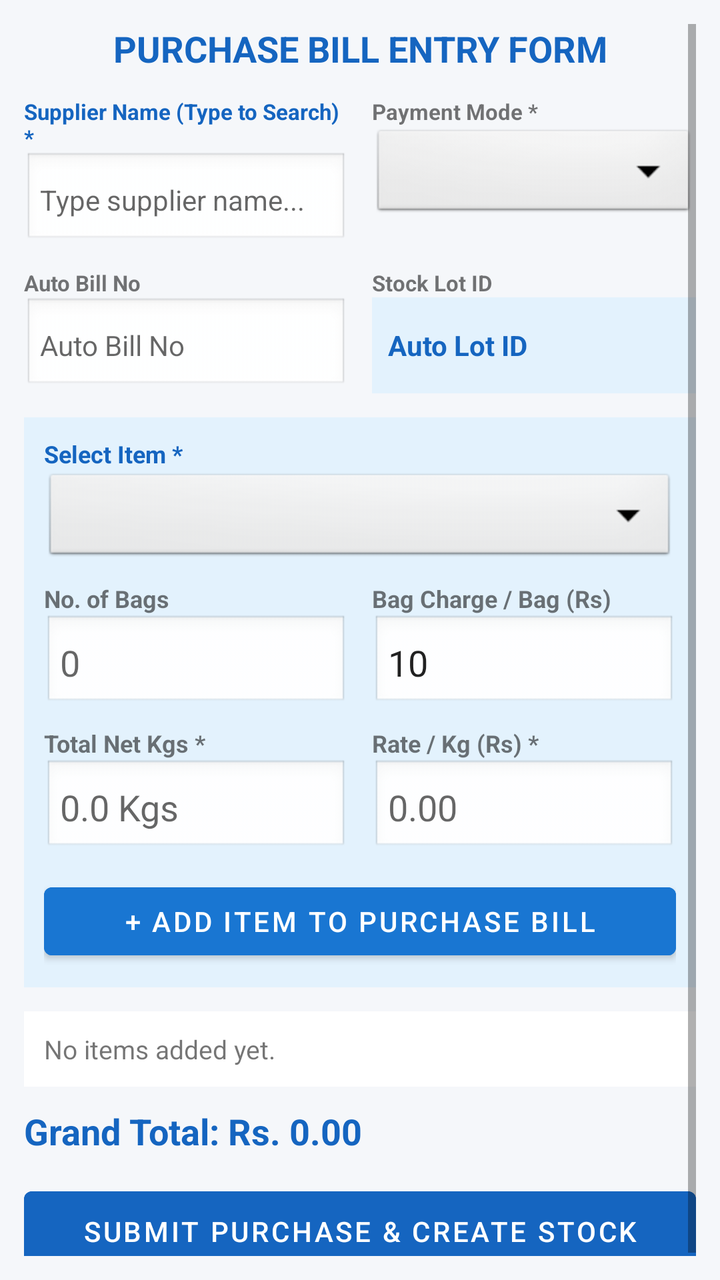
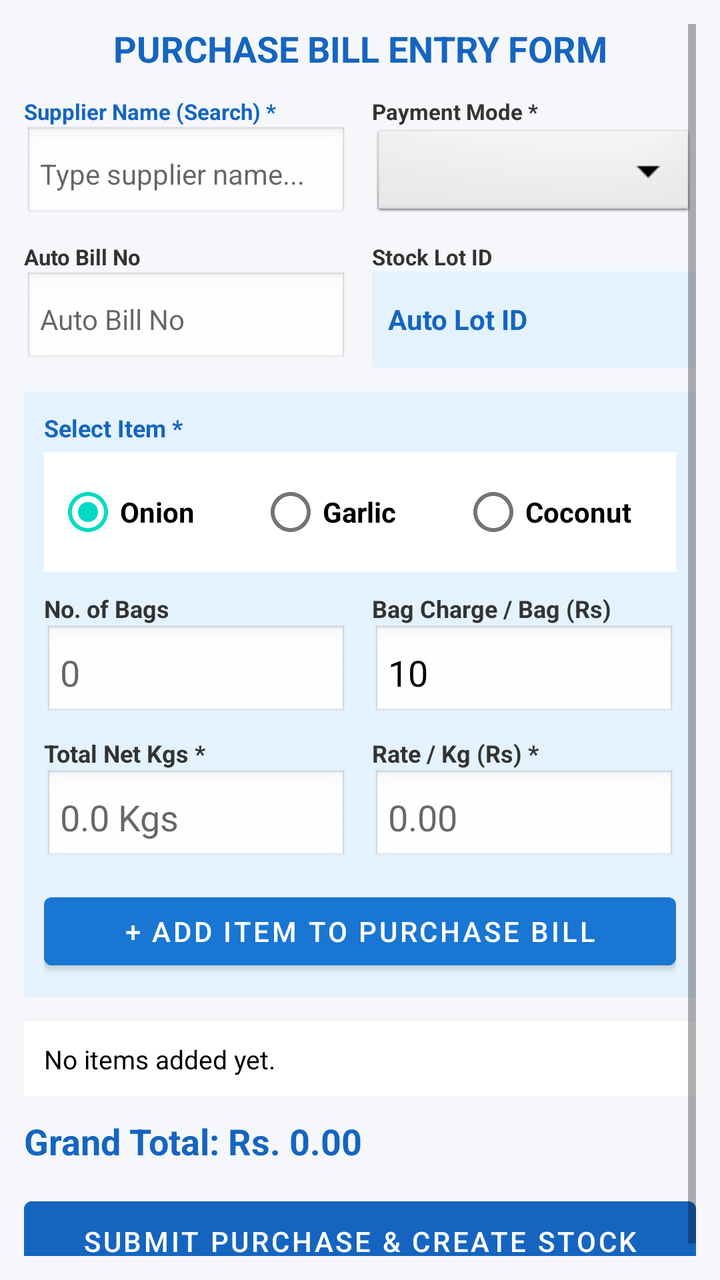

The first picture is an Android layout as it rendered before a commit; the second is the same layout after the commit. The layout source and the unified diff follow.
<!-- AndroidManifest.xml: application theme Theme.MaterialComponents.DayNight.DarkActionBar -->
<!-- res/layout/activity_purchase.xml -->
<?xml version="1.0" encoding="utf-8"?>
<ScrollView xmlns:android="http://schemas.android.com/apk/res/android"
    android:layout_width="match_parent"
    android:layout_height="match_parent"
    android:background="#F5F7FA"
    android:padding="12dp">

    <LinearLayout
        android:layout_width="match_parent"
        android:layout_height="wrap_content"
        android:orientation="vertical">

        <TextView
            android:layout_width="match_parent"
            android:layout_height="wrap_content"
            android:text="PURCHASE BILL ENTRY FORM"
            android:textSize="18sp"
            android:textStyle="bold"
            android:textColor="#1565C0"
            android:gravity="center"
            android:layout_marginBottom="12dp" />

        
        <LinearLayout
            android:layout_width="match_parent"
            android:layout_height="wrap_content"
            android:orientation="horizontal"
            android:weightSum="2"
            android:layout_marginBottom="10dp">

            <LinearLayout android:layout_width="0dp" android:layout_height="wrap_content" android:layout_weight="1" android:orientation="vertical" android:layout_marginEnd="6dp">
                <TextView android:layout_width="wrap_content" android:layout_height="wrap_content" android:text="Supplier Name (Type to Search) *" android:textSize="11sp" android:textStyle="bold" android:textColor="#1565C0" />
                <AutoCompleteTextView
                    android:id="@+id/actvSupplier"
                    android:layout_width="match_parent"
                    android:layout_height="48dp"
                    android:hint="Type supplier name..."
                    android:completionThreshold="1"
                    android:background="@android:drawable/edit_text"
                    android:padding="8dp"
                    android:textSize="14sp" />
            </LinearLayout>

            <LinearLayout android:layout_width="0dp" android:layout_height="wrap_content" android:layout_weight="1" android:orientation="vertical" android:layout_marginStart="6dp">
                <TextView android:layout_width="wrap_content" android:layout_height="wrap_content" android:text="Payment Mode *" android:textSize="11sp" android:textStyle="bold" />
                <Spinner android:id="@+id/spPayMode" android:layout_width="match_parent" android:layout_height="48dp" android:background="@android:drawable/btn_dropdown" />
            </LinearLayout>
        </LinearLayout>

        
        <LinearLayout
            android:layout_width="match_parent"
            android:layout_height="wrap_content"
            android:orientation="horizontal"
            android:weightSum="2"
            android:layout_marginBottom="12dp">

            <LinearLayout android:layout_width="0dp" android:layout_height="wrap_content" android:layout_weight="1" android:orientation="vertical" android:layout_marginEnd="6dp">
                <TextView android:layout_width="wrap_content" android:layout_height="wrap_content" android:text="Auto Bill No" android:textSize="11sp" android:textStyle="bold" />
                <EditText android:id="@+id/etBillNo" android:layout_width="match_parent" android:layout_height="48dp" android:hint="Auto Bill No" android:background="@android:drawable/edit_text" android:padding="8dp" android:textSize="14sp" />
            </LinearLayout>

            <LinearLayout android:layout_width="0dp" android:layout_height="wrap_content" android:layout_weight="1" android:orientation="vertical" android:layout_marginStart="6dp">
                <TextView android:layout_width="wrap_content" android:layout_height="wrap_content" android:text="Stock Lot ID" android:textSize="11sp" android:textStyle="bold" />
                <TextView android:id="@+id/tvGeneratedBatchId" android:layout_width="match_parent" android:layout_height="48dp" android:text="Auto Lot ID" android:gravity="center_vertical" android:background="#E3F2FD" android:textColor="#1565C0" android:textStyle="bold" android:padding="8dp" />
            </LinearLayout>
        </LinearLayout>

        
        <LinearLayout
            android:layout_width="match_parent"
            android:layout_height="wrap_content"
            android:orientation="vertical"
            android:background="#E3F2FD"
            android:padding="10dp"
            android:layout_marginBottom="12dp">

            <TextView android:layout_width="wrap_content" android:layout_height="wrap_content" android:text="Select Item *" android:textSize="12sp" android:textStyle="bold" android:textColor="#1565C0" />
            <Spinner android:id="@+id/spItem" android:layout_width="match_parent" android:layout_height="48dp" android:background="@android:drawable/btn_dropdown" android:layout_marginBottom="8dp" />

            
            <LinearLayout
                android:id="@+id/layoutOnionFields"
                android:layout_width="match_parent"
                android:layout_height="wrap_content"
                android:orientation="horizontal"
                android:weightSum="2"
                android:layout_marginBottom="8dp">

                <LinearLayout android:layout_width="0dp" android:layout_height="wrap_content" android:layout_weight="1" android:orientation="vertical" android:layout_marginEnd="6dp">
                    <TextView android:layout_width="wrap_content" android:layout_height="wrap_content" android:text="No. of Bags" android:textSize="12sp" android:textStyle="bold" />
                    <EditText android:id="@+id/etBags" android:layout_width="match_parent" android:layout_height="48dp" android:hint="0" android:inputType="number" android:background="@android:drawable/edit_text" android:padding="8dp" />
                </LinearLayout>

                <LinearLayout android:layout_width="0dp" android:layout_height="wrap_content" android:layout_weight="1" android:orientation="vertical" android:layout_marginStart="6dp">
                    <TextView android:layout_width="wrap_content" android:layout_height="wrap_content" android:text="Bag Charge / Bag (Rs)" android:textSize="12sp" android:textStyle="bold" />
                    <EditText android:id="@+id/etBagRate" android:layout_width="match_parent" android:layout_height="48dp" android:text="10" android:inputType="numberDecimal" android:background="@android:drawable/edit_text" android:padding="8dp" />
                </LinearLayout>
            </LinearLayout>

            
            <LinearLayout
                android:layout_width="match_parent"
                android:layout_height="wrap_content"
                android:orientation="horizontal"
                android:weightSum="2"
                android:layout_marginBottom="10dp">

                <LinearLayout android:layout_width="0dp" android:layout_height="wrap_content" android:layout_weight="1" android:orientation="vertical" android:layout_marginEnd="6dp">
                    <TextView android:layout_width="wrap_content" android:layout_height="wrap_content" android:text="Total Net Kgs *" android:textSize="12sp" android:textStyle="bold" />
                    <EditText android:id="@+id/etNetKgs" android:layout_width="match_parent" android:layout_height="48dp" android:hint="0.0 Kgs" android:inputType="numberDecimal" android:background="@android:drawable/edit_text" android:padding="8dp" />
                </LinearLayout>

                <LinearLayout android:layout_width="0dp" android:layout_height="wrap_content" android:layout_weight="1" android:orientation="vertical" android:layout_marginStart="6dp">
                    <TextView android:layout_width="wrap_content" android:layout_height="wrap_content" android:text="Rate / Kg (Rs) *" android:textSize="12sp" android:textStyle="bold" />
                    <EditText android:id="@+id/etRatePerKg" android:layout_width="match_parent" android:layout_height="48dp" android:hint="0.00" android:inputType="numberDecimal" android:background="@android:drawable/edit_text" android:padding="8dp" />
                </LinearLayout>
            </LinearLayout>

            <Button android:id="@+id/btnAddItem" android:layout_width="match_parent" android:layout_height="46dp" android:text="+ ADD ITEM TO PURCHASE BILL" android:backgroundTint="#1976D2" />
        </LinearLayout>

        <TextView android:id="@+id/tvAddedItemsList" android:layout_width="match_parent" android:layout_height="wrap_content" android:text="No items added yet." android:background="#FFFFFF" android:padding="10dp" android:textSize="13sp" android:layout_marginBottom="10dp" />
        <TextView android:id="@+id/tvGrandTotal" android:layout_width="match_parent" android:layout_height="wrap_content" android:text="Grand Total: Rs. 0.00" android:textSize="18sp" android:textStyle="bold" android:textColor="#1565C0" android:layout_marginBottom="12dp" />
        <Button android:id="@+id/btnSavePurchase" android:layout_width="match_parent" android:layout_height="52dp" android:text="SUBMIT PURCHASE &amp; CREATE STOCK" android:backgroundTint="#1565C0" />

    </LinearLayout>
</ScrollView>
<!-- resources referenced by this layout -->
<resources>

</resources>

<!-- the commit's change to res/layout/activity_purchase.xml (unified diff, before → after) -->
@@ -29,21 +29,27 @@
             android:layout_marginBottom="10dp">
 
             <LinearLayout android:layout_width="0dp" android:layout_height="wrap_content" android:layout_weight="1" android:orientation="vertical" android:layout_marginEnd="6dp">
-                <TextView android:layout_width="wrap_content" android:layout_height="wrap_content" android:text="Supplier Name (Type to Search) *" android:textSize="11sp" android:textStyle="bold" android:textColor="#1565C0" />
+                <TextView android:layout_width="wrap_content" android:layout_height="wrap_content" android:text="Supplier Name (Search) *" android:textSize="11sp" android:textStyle="bold" android:textColor="#1565C0" />
                 <AutoCompleteTextView
                     android:id="@+id/actvSupplier"
                     android:layout_width="match_parent"
                     android:layout_height="48dp"
                     android:hint="Type supplier name..."
                     android:completionThreshold="1"
+                    android:textColor="#000000"
                     android:background="@android:drawable/edit_text"
                     android:padding="8dp"
                     android:textSize="14sp" />
             </LinearLayout>
 
             <LinearLayout android:layout_width="0dp" android:layout_height="wrap_content" android:layout_weight="1" android:orientation="vertical" android:layout_marginStart="6dp">
-                <TextView android:layout_width="wrap_content" android:layout_height="wrap_content" android:text="Payment Mode *" android:textSize="11sp" android:textStyle="bold" />
-                <Spinner android:id="@+id/spPayMode" android:layout_width="match_parent" android:layout_height="48dp" android:background="@android:drawable/btn_dropdown" />
+                <TextView android:layout_width="wrap_content" android:layout_height="wrap_content" android:text="Payment Mode *" android:textSize="11sp" android:textStyle="bold" android:textColor="#333333" />
+                <Spinner
+                    android:id="@+id/spPayMode"
+                    android:layout_width="match_parent"
+                    android:layout_height="48dp"
+                    android:spinnerMode="dialog"
+                    android:background="@android:drawable/btn_dropdown" />
             </LinearLayout>
         </LinearLayout>
 
@@ -56,12 +62,12 @@
             android:layout_marginBottom="12dp">
 
             <LinearLayout android:layout_width="0dp" android:layout_height="wrap_content" android:layout_weight="1" android:orientation="vertical" android:layout_marginEnd="6dp">
-                <TextView android:layout_width="wrap_content" android:layout_height="wrap_content" android:text="Auto Bill No" android:textSize="11sp" android:textStyle="bold" />
-                <EditText android:id="@+id/etBillNo" android:layout_width="match_parent" android:layout_height="48dp" android:hint="Auto Bill No" android:background="@android:drawable/edit_text" android:padding="8dp" android:textSize="14sp" />
+                <TextView android:layout_width="wrap_content" android:layout_height="wrap_content" android:text="Auto Bill No" android:textSize="11sp" android:textStyle="bold" android:textColor="#333333" />
+                <EditText android:id="@+id/etBillNo" android:layout_width="match_parent" android:layout_height="48dp" android:hint="Auto Bill No" android:textColor="#000000" android:background="@android:drawable/edit_text" android:padding="8dp" android:textSize="14sp" />
             </LinearLayout>
 
             <LinearLayout android:layout_width="0dp" android:layout_height="wrap_content" android:layout_weight="1" android:orientation="vertical" android:layout_marginStart="6dp">
-                <TextView android:layout_width="wrap_content" android:layout_height="wrap_content" android:text="Stock Lot ID" android:textSize="11sp" android:textStyle="bold" />
+                <TextView android:layout_width="wrap_content" android:layout_height="wrap_content" android:text="Stock Lot ID" android:textSize="11sp" android:textStyle="bold" android:textColor="#333333" />
                 <TextView android:id="@+id/tvGeneratedBatchId" android:layout_width="match_parent" android:layout_height="48dp" android:text="Auto Lot ID" android:gravity="center_vertical" android:background="#E3F2FD" android:textColor="#1565C0" android:textStyle="bold" android:padding="8dp" />
             </LinearLayout>
         </LinearLayout>
@@ -75,8 +81,45 @@
             android:padding="10dp"
             android:layout_marginBottom="12dp">
 
-            <TextView android:layout_width="wrap_content" android:layout_height="wrap_content" android:text="Select Item *" android:textSize="12sp" android:textStyle="bold" android:textColor="#1565C0" />
-            <Spinner android:id="@+id/spItem" android:layout_width="match_parent" android:layout_height="48dp" android:background="@android:drawable/btn_dropdown" android:layout_marginBottom="8dp" />
+            <TextView android:layout_width="wrap_content" android:layout_height="wrap_content" android:text="Select Item *" android:textSize="12sp" android:textStyle="bold" android:textColor="#1565C0" android:layout_marginBottom="4dp" />
+
+            <RadioGroup
+                android:id="@+id/rgPurchaseItem"
+                android:layout_width="match_parent"
+                android:layout_height="wrap_content"
+                android:orientation="horizontal"
+                android:background="#FFFFFF"
+                android:padding="6dp"
+                android:layout_marginBottom="10dp">
+
+                <RadioButton
+                    android:id="@+id/rbPurOnion"
+                    android:layout_width="0dp"
+                    android:layout_height="wrap_content"
+                    android:layout_weight="1"
+                    android:text="Onion"
+                    android:textColor="#000000"
+                    android:textStyle="bold"
+                    android:checked="true" />
+
+                <RadioButton
+                    android:id="@+id/rbPurGarlic"
+                    android:layout_width="0dp"
+                    android:layout_height="wrap_content"
+                    android:layout_weight="1"
+                    android:text="Garlic"
+                    android:textColor="#000000"
+                    android:textStyle="bold" />
+
+                <RadioButton
+                    android:id="@+id/rbPurCoconut"
+                    android:layout_width="0dp"
+                    android:layout_height="wrap_content"
+                    android:layout_weight="1"
+                    android:text="Coconut"
+                    android:textColor="#000000"
+                    android:textStyle="bold" />
+            </RadioGroup>
 
             
             <LinearLayout
@@ -88,13 +131,13 @@
                 android:layout_marginBottom="8dp">
 
                 <LinearLayout android:layout_width="0dp" android:layout_height="wrap_content" android:layout_weight="1" android:orientation="vertical" android:layout_marginEnd="6dp">
-                    <TextView android:layout_width="wrap_content" android:layout_height="wrap_content" android:text="No. of Bags" android:textSize="12sp" android:textStyle="bold" />
-                    <EditText android:id="@+id/etBags" android:layout_width="match_parent" android:layout_height="48dp" android:hint="0" android:inputType="number" android:background="@android:drawable/edit_text" android:padding="8dp" />
+                    <TextView android:layout_width="wrap_content" android:layout_height="wrap_content" android:text="No. of Bags" android:textSize="12sp" android:textStyle="bold" android:textColor="#333333" />
+                    <EditText android:id="@+id/etBags" android:layout_width="match_parent" android:layout_height="48dp" android:hint="0" android:textColor="#000000" android:inputType="number" android:background="@android:drawable/edit_text" android:padding="8dp" />
                 </LinearLayout>
 
                 <LinearLayout android:layout_width="0dp" android:layout_height="wrap_content" android:layout_weight="1" android:orientation="vertical" android:layout_marginStart="6dp">
-                    <TextView android:layout_width="wrap_content" android:layout_height="wrap_content" android:text="Bag Charge / Bag (Rs)" android:textSize="12sp" android:textStyle="bold" />
-                    <EditText android:id="@+id/etBagRate" android:layout_width="match_parent" android:layout_height="48dp" android:text="10" android:inputType="numberDecimal" android:background="@android:drawable/edit_text" android:padding="8dp" />
+                    <TextView android:layout_width="wrap_content" android:layout_height="wrap_content" android:text="Bag Charge / Bag (Rs)" android:textSize="12sp" android:textStyle="bold" android:textColor="#333333" />
+                    <EditText android:id="@+id/etBagRate" android:layout_width="match_parent" android:layout_height="48dp" android:text="10" android:textColor="#000000" android:inputType="numberDecimal" android:background="@android:drawable/edit_text" android:padding="8dp" />
                 </LinearLayout>
             </LinearLayout>
 
@@ -107,22 +150,22 @@
                 android:layout_marginBottom="10dp">
 
                 <LinearLayout android:layout_width="0dp" android:layout_height="wrap_content" android:layout_weight="1" android:orientation="vertical" android:layout_marginEnd="6dp">
-                    <TextView android:layout_width="wrap_content" android:layout_height="wrap_content" android:text="Total Net Kgs *" android:textSize="12sp" android:textStyle="bold" />
-                    <EditText android:id="@+id/etNetKgs" android:layout_width="match_parent" android:layout_height="48dp" android:hint="0.0 Kgs" android:inputType="numberDecimal" android:background="@android:drawable/edit_text" android:padding="8dp" />
+                    <TextView android:layout_width="wrap_content" android:layout_height="wrap_content" android:text="Total Net Kgs *" android:textSize="12sp" android:textStyle="bold" android:textColor="#333333" />
+                    <EditText android:id="@+id/etNetKgs" android:layout_width="match_parent" android:layout_height="48dp" android:hint="0.0 Kgs" android:textColor="#000000" android:inputType="numberDecimal" android:background="@android:drawable/edit_text" android:padding="8dp" />
                 </LinearLayout>
 
                 <LinearLayout android:layout_width="0dp" android:layout_height="wrap_content" android:layout_weight="1" android:orientation="vertical" android:layout_marginStart="6dp">
-                    <TextView android:layout_width="wrap_content" android:layout_height="wrap_content" android:text="Rate / Kg (Rs) *" android:textSize="12sp" android:textStyle="bold" />
-                    <EditText android:id="@+id/etRatePerKg" android:layout_width="match_parent" android:layout_height="48dp" android:hint="0.00" android:inputType="numberDecimal" android:background="@android:drawable/edit_text" android:padding="8dp" />
+                    <TextView android:layout_width="wrap_content" android:layout_height="wrap_content" android:text="Rate / Kg (Rs) *" android:textSize="12sp" android:textStyle="bold" android:textColor="#333333" />
+                    <EditText android:id="@+id/etRatePerKg" android:layout_width="match_parent" android:layout_height="48dp" android:hint="0.00" android:textColor="#000000" android:inputType="numberDecimal" android:background="@android:drawable/edit_text" android:padding="8dp" />
                 </LinearLayout>
             </LinearLayout>
 
-            <Button android:id="@+id/btnAddItem" android:layout_width="match_parent" android:layout_height="46dp" android:text="+ ADD ITEM TO PURCHASE BILL" android:backgroundTint="#1976D2" />
+            <Button android:id="@+id/btnAddItem" android:layout_width="match_parent" android:layout_height="46dp" android:text="+ ADD ITEM TO PURCHASE BILL" android:backgroundTint="#1976D2" android:textColor="#FFFFFF" />
         </LinearLayout>
 
-        <TextView android:id="@+id/tvAddedItemsList" android:layout_width="match_parent" android:layout_height="wrap_content" android:text="No items added yet." android:background="#FFFFFF" android:padding="10dp" android:textSize="13sp" android:layout_marginBottom="10dp" />
+        <TextView android:id="@+id/tvAddedItemsList" android:layout_width="match_parent" android:layout_height="wrap_content" android:text="No items added yet." android:background="#FFFFFF" android:textColor="#000000" android:padding="10dp" android:textSize="13sp" android:layout_marginBottom="10dp" />
         <TextView android:id="@+id/tvGrandTotal" android:layout_width="match_parent" android:layout_height="wrap_content" android:text="Grand Total: Rs. 0.00" android:textSize="18sp" android:textStyle="bold" android:textColor="#1565C0" android:layout_marginBottom="12dp" />
-        <Button android:id="@+id/btnSavePurchase" android:layout_width="match_parent" android:layout_height="52dp" android:text="SUBMIT PURCHASE &amp; CREATE STOCK" android:backgroundTint="#1565C0" />
+        <Button android:id="@+id/btnSavePurchase" android:layout_width="match_parent" android:layout_height="52dp" android:text="SUBMIT PURCHASE &amp; CREATE STOCK" android:backgroundTint="#1565C0" android:textColor="#FFFFFF" />
 
     </LinearLayout>
 </ScrollView>
